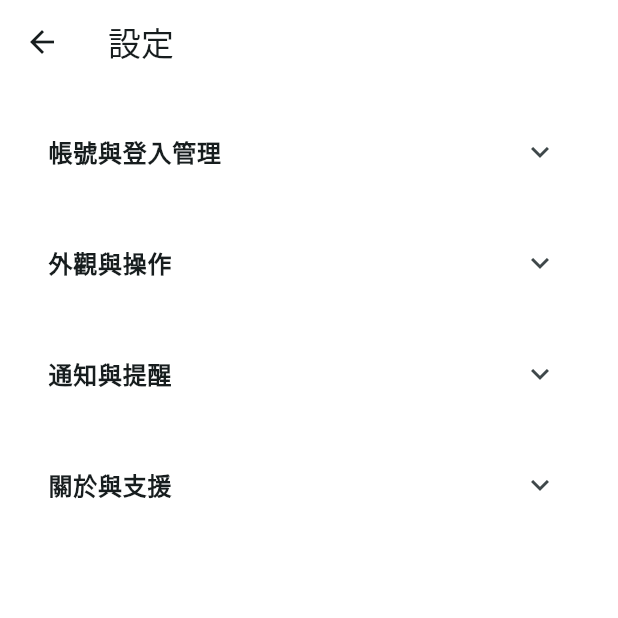
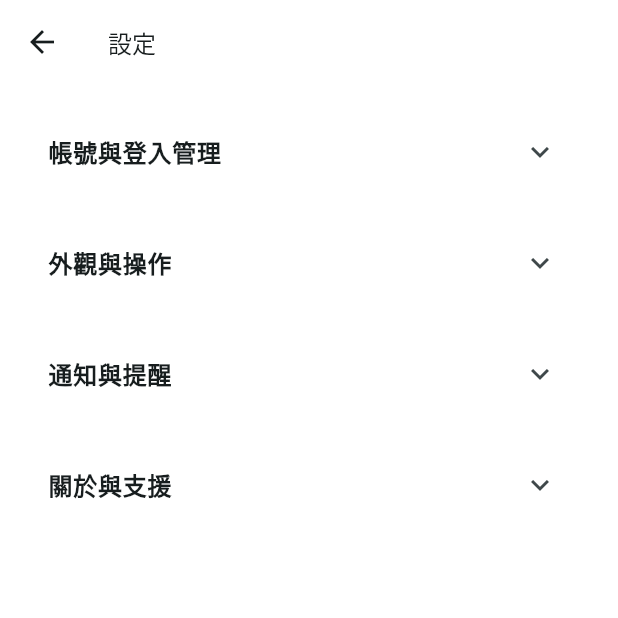
Before and after one commit to ja-errorpro/Wandering, a Flutter app: the SettingsPage screen opened directly, on a phone screen of 412 x 824 dp, the top half of it. Run offline on Flutter 3.47's test engine with Material 3 defaults, Android fonts, the phone set to English and light mode, and no system bars; our stand-ins replace cloud_firestore, firebase_auth, firebase_core, flutter_animate, google_fonts, permission_handler and 2 more; accounts and stored records are empty.

Commit message:
add resize_fonts

```diff
--- a/lib/local_environment.dart
+++ b/lib/local_environment.dart
@@ -9,7 +9,7 @@ import 'dart:ui' as ui;
 // 全域變數
 String screenSize = 'assets/images/screen_size/9_16.png';
 String language = 'zh-TW';
-late int fontSize;
+double fontSize = 14;
 String theme = 'default'; // 預設主題
 
 final Map<String, Map<String, String>> _translations = {
@@ -52,12 +52,12 @@ String GetTheme() {
   return theme;
 }
 
-void SetFontSize(int size) {
+void SetFontSize(double size) {
   fontSize = size;
   print('字體大小設置為 $fontSize');
 }
 
-int GetFontSize() {
+double GetFontSize() {
   return fontSize;
 }
 
@@ -142,7 +142,7 @@ void initializeGlobals() {
   print('language: $language');
   theme = 'default';
   // 取得使用者字體大小
-  fontSize = (ui.PlatformDispatcher.instance.textScaleFactor * 16).toInt();
+  fontSize = ui.PlatformDispatcher.instance.textScaleFactor * 16;
   print('fontSize: $fontSize');
 }
 
--- a/lib/page/explore_page.dart
+++ b/lib/page/explore_page.dart
@@ -205,7 +205,7 @@ class _ExplorePageState extends State<ExplorePage> {
               title,
               style: TextStyle(
                 color: Colors.white,
-                fontSize: 22,
+                fontSize: GetFontSize() + 8,
                 fontWeight: FontWeight.bold,
               ),
             ),
@@ -213,7 +213,7 @@ class _ExplorePageState extends State<ExplorePage> {
               matchRate,
               style: TextStyle(
                 color: Colors.white,
-                fontSize: 14,
+                fontSize: GetFontSize(),
               ),
             ),
           ],
--- a/lib/page/settings_page.dart
+++ b/lib/page/settings_page.dart
@@ -26,7 +26,7 @@ class _SettingsPageState extends State<SettingsPage> {
     return Scaffold(
       backgroundColor: const Color(0xffffffff), // 淺藍綠背景
       appBar: AppBar(
-        title: const Text('設定'),
+        title: Text('設定', style: TextStyle(fontSize: GetFontSize())),
         backgroundColor: Colors.transparent,
         elevation: 0,
       ),
@@ -40,7 +40,7 @@ class _SettingsPageState extends State<SettingsPage> {
                 setState(() => _isAccountExpanded = expanded),
             children: [
               ListTile(
-                title: Text('登出'),
+                title: Text('登出', style: TextStyle(fontSize: GetFontSize())),
                 onTap: () {
                   // 執行登出操作
                   Provider.of<AuthModel>(context, listen: false).logout();
@@ -55,25 +55,25 @@ class _SettingsPageState extends State<SettingsPage> {
                 },
               ),
               ListTile(
-                title: Text('刪除帳號'),
+                title: Text('刪除帳號', style: TextStyle(fontSize: GetFontSize())),
                 onTap: () {
                   // 執行刪除帳號操作
                   showDialog(
                     context: context,
                     builder: (context) => AlertDialog(
-                      title: Text('確認刪除'),
-                      content: Text('您確定要刪除帳號嗎？此操作無法撤銷。'),
+                      title: Text('確認刪除', style: TextStyle(fontSize: GetFontSize())),
+                      content: Text('您確定要刪除帳號嗎？此操作無法撤銷。', style: TextStyle(fontSize: GetFontSize())),
                       actions: [
                         TextButton(
                           onPressed: () => Navigator.of(context).pop(),
-                          child: Text('取消'),
+                          child: Text('取消', style: TextStyle(fontSize: GetFontSize())),
                         ),
                         TextButton(
                           onPressed: () {
                             // TODO: 執行刪除帳號邏輯
                             Navigator.of(context).pop();
                           },
-                          child: Text('確認'),
+                          child: Text('確認', style: TextStyle(fontSize: GetFontSize())),
                         ),
                       ],
                     ),
@@ -89,17 +89,18 @@ class _SettingsPageState extends State<SettingsPage> {
                 setState(() => _isAppearanceExpanded = expanded),
             children: [
               ListTile(
-                title: Text('主題模式'),
+                title: Text('主題模式', style: TextStyle(fontSize: GetFontSize())),
                 onTap: () {
                   // 顯示主題選擇對話框
                   _showThemeDialog();
                 },
               ),
               ListTile(
-                title: Text('字體大小'),
+                title: Text('字體大小', style: TextStyle(fontSize: GetFontSize())),
                 subtitle: StatefulBuilder(
                   builder: (context, setLocalState) {
-                    double sliderValue = GetFontSize().toDouble();
+                    double sliderValue = GetFontSize().toDouble(); // 初始值
+
                     return Slider(
                       value: sliderValue,
                       min: 10.0,
@@ -107,16 +108,19 @@ class _SettingsPageState extends State<SettingsPage> {
                       divisions: 7,
                       label: sliderValue.toStringAsFixed(0),
                       onChanged: (value) {
-                        setLocalState(() {}); // 更新 Slider 本地 UI
-                        SetFontSize(value.toInt());
-                        setState(() {}); // 若 ExplorePage 也需要重繪
+                        setLocalState(() {
+                          sliderValue = value; // 更新本地狀態
+                        });
+                        SetFontSize(value); // 設定字體
+                        setState(() {}); // 刷新父級畫面（設定區域、文字樣式會即時變）
                       },
                     );
                   },
                 ),
               ),
 
-              ListTile(title: Text('導航模式切換')),
+
+              ListTile(title: Text('導航模式切換', style: TextStyle(fontSize: GetFontSize()))),
             ],
           ),
           _buildExpansionTile(
@@ -124,9 +128,9 @@ class _SettingsPageState extends State<SettingsPage> {
             isExpanded: _isNotificationExpanded,
             onExpansionChanged: (expanded) =>
                 setState(() => _isNotificationExpanded = expanded),
-            children: const [
-              ListTile(title: Text('系統推播開關')),
-              ListTile(title: Text('行程到期提醒')),
+            children: [
+              ListTile(title: Text('系統推播開關', style: TextStyle(fontSize: GetFontSize()))),
+              ListTile(title: Text('行程到期提醒', style: TextStyle(fontSize: GetFontSize()))),
             ],
           ),
           _buildExpansionTile(
@@ -134,10 +138,10 @@ class _SettingsPageState extends State<SettingsPage> {
             isExpanded: _isSupportExpanded,
             onExpansionChanged: (expanded) =>
                 setState(() => _isSupportExpanded = expanded),
-            children: const [
-              ListTile(title: Text('App版本資訊')),
-              ListTile(title: Text('聯絡我們')),
-              ListTile(title: Text('法律條款')),
+            children: [
+              ListTile(title: Text('App版本資訊', style: TextStyle(fontSize: GetFontSize()))),
+              ListTile(title: Text('聯絡我們', style: TextStyle(fontSize: GetFontSize()))),
+              ListTile(title: Text('法律條款', style: TextStyle(fontSize: GetFontSize()))),
             ],
           ),
         ],
@@ -158,7 +162,7 @@ class _SettingsPageState extends State<SettingsPage> {
         borderRadius: BorderRadius.circular(16),
       ),
       child: ExpansionTile(
-        title: Text(title, style: const TextStyle(fontWeight: FontWeight.bold)),
+        title: Text(title, style: TextStyle(fontWeight: FontWeight.bold, fontSize: GetFontSize())),
         backgroundColor: Colors.transparent,
         collapsedBackgroundColor: Colors.transparent,
         onExpansionChanged: onExpansionChanged,
@@ -174,12 +178,12 @@ class _SettingsPageState extends State<SettingsPage> {
       builder: (BuildContext context) {
         final currentTheme = GetTheme();
         return AlertDialog(
-          title: Text('選擇主題'),
+          title: Text('選擇主題', style: TextStyle(fontSize: GetFontSize())),
           content: Column(
             mainAxisSize: MainAxisSize.min,
             children: ['default', 'sunset', 'forest', 'pastel']
                 .map((theme) => RadioListTile<String>(
-              title: Text(theme),
+              title: Text(theme, style: TextStyle(fontSize: GetFontSize())),
               value: theme,
               groupValue: currentTheme,
               onChanged: (value) async {
```
